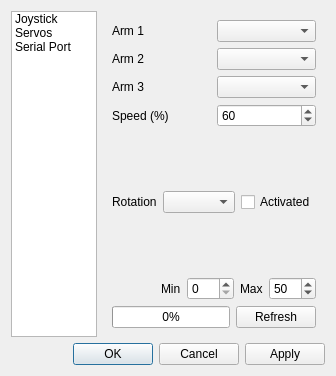
First picture: the form in Code/optionswindow.ui, repository jmigual/ETSEIB-deltaRobot, before the edit.
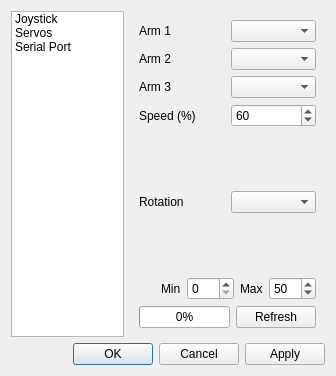
Second picture: the form after the edit. The open tabs and pages were chosen to show the change.

Commit message: Removed active option in rotate servo and adde more steps on status

Diff of the .ui file:
```diff
--- a/Code/optionswindow.ui
+++ b/Code/optionswindow.ui
@@ -204,13 +204,6 @@
            <item>
             <widget class="QComboBox" name="servo3"/>
            </item>
-           <item>
-            <widget class="QCheckBox" name="servo3A">
-             <property name="text">
-              <string>Activated</string>
-             </property>
-            </widget>
-           </item>
           </layout>
          </item>
          <item>
```
Left out of the diff: 2 changed lines with no effect on the pictures. The commit also changes 3 other files.
